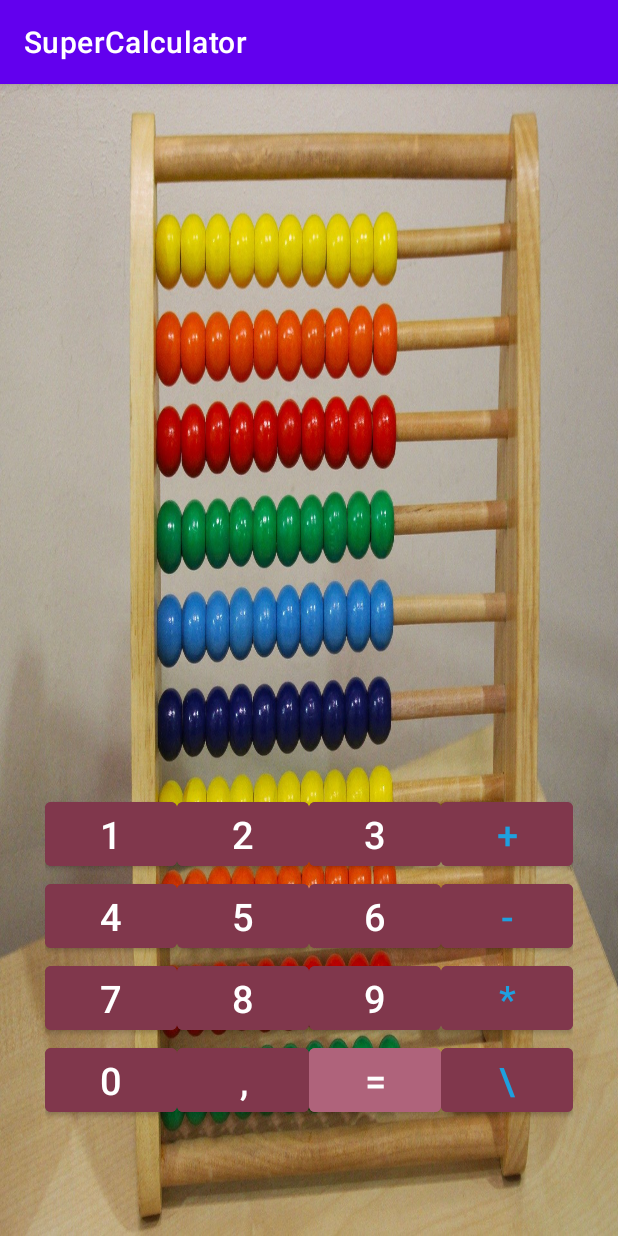
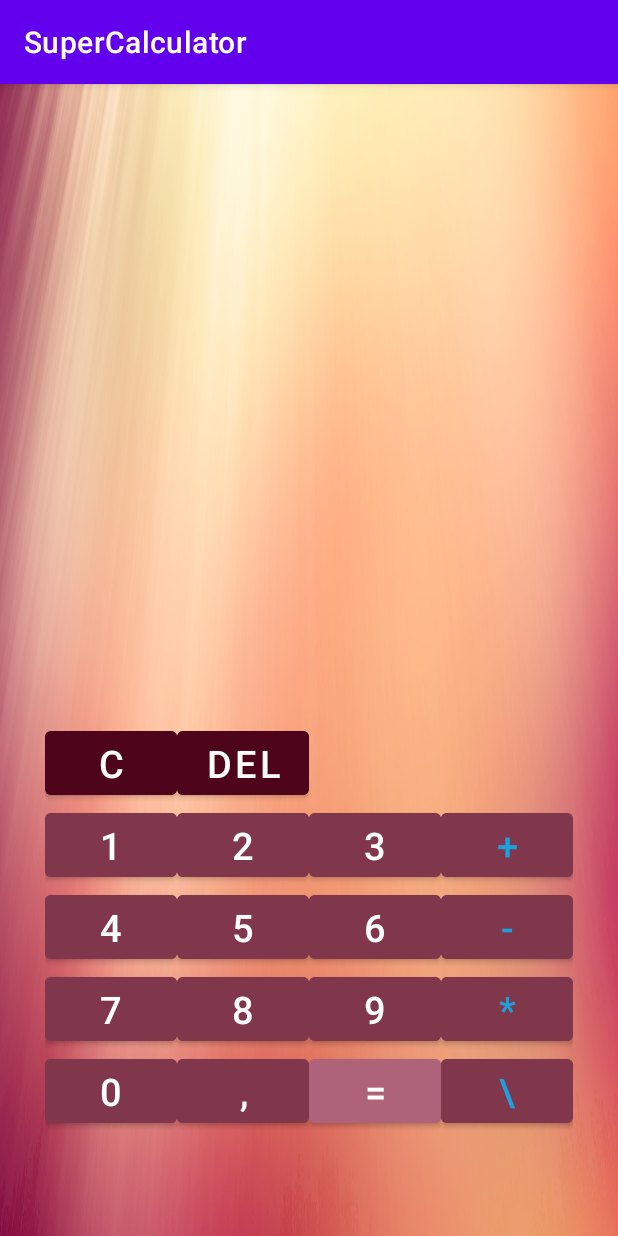
Before and after one commit to catrin-crypto/SuperCalculator, an Android app: the screen it shows after launch (MainActivity), on a phone screen of 412 x 824 dp. Run offline under Robolectric (Android 15) with nearby library versions, the phone set to English and light mode, and no system bars.

Commit message:
Improved Lesson 2

```diff
--- a/app/src/main/res/layout/activity_main.xml
+++ b/app/src/main/res/layout/activity_main.xml
@@ -4,11 +4,19 @@
     xmlns:tools="http://schemas.android.com/tools"
     android:layout_width="match_parent"
     android:layout_height="match_parent"
-    android:background="@drawable/abacus"
+    android:background="@drawable/multicolor"
     android:orientation="vertical"
     tools:context=".MainActivity">
 
-
+  <TextView
+      android:id="@+id/operationField"
+      android:layout_width="match_parent"
+      android:layout_height="wrap_content"
+      app:layout_constraintBottom_toTopOf="@id/include"
+      app:layout_constraintStart_toStartOf="parent"
+      app:layout_constraintEnd_toEndOf="parent"
+      android:textSize="@dimen/inputTextSize"
+      android:text=""/>
   <include
       android:id="@+id/include"
       layout="@layout/button_linear_layout"
--- a/app/src/main/res/layout/button_linear_layout.xml
+++ b/app/src/main/res/layout/button_linear_layout.xml
@@ -6,6 +6,27 @@
     android:layout_width="wrap_content"
     android:layout_height="wrap_content"
     android:orientation="vertical">
+    <LinearLayout
+        android:layout_width="wrap_content"
+        android:layout_height="wrap_content">
+
+        <Button
+            android:id="@+id/C_button"
+            android:layout_width="wrap_content"
+            android:layout_height="wrap_content"
+            android:backgroundTint="@color/button_color2"
+            android:text="@string/c"
+            android:textSize="@dimen/button_text_size" />
+
+        <Button
+            android:id="@+id/del_button"
+            android:layout_width="wrap_content"
+            android:layout_height="wrap_content"
+            android:text="@string/del"
+            android:textSize="@dimen/button_text_size"
+            android:backgroundTint="@color/button_color2"
+            />
+    </LinearLayout>
     <LinearLayout
         android:layout_width="wrap_content"
         android:layout_height="wrap_content">
@@ -101,9 +122,9 @@
             android:id="@+id/button8"
             android:layout_width="wrap_content"
             android:layout_height="wrap_content"
+            android:backgroundTint="@color/button_color"
             android:text="@string/_8"
-            android:textSize="@dimen/button_text_size"
-            android:backgroundTint="@color/button_color"/>
+            android:textSize="@dimen/button_text_size" />
 
         <Button
             android:id="@+id/button9"
--- a/app/src/main/res/values/colors.xml
+++ b/app/src/main/res/values/colors.xml
@@ -10,4 +10,5 @@
     <color name="button_color">#80374c</color>
     <color name="egual_sign">#AF637B</color>
     <color name="signs">#1EA0DF</color>
+    <color name="button_color2">#E84D041B</color>
 </resources>
--- a/app/src/main/res/values/dimens.xml
+++ b/app/src/main/res/values/dimens.xml
@@ -1,4 +1,5 @@
 <?xml version="1.0" encoding="utf-8"?>
 <resources>
     <dimen name="button_text_size">25sp</dimen>
+    <dimen name="inputTextSize">40sp</dimen>
 </resources>
--- a/app/src/main/res/values/strings.xml
+++ b/app/src/main/res/values/strings.xml
@@ -16,4 +16,6 @@
     <string name="plus">+</string>
     <string name="multiply">*</string>
     <string name="divide">\\</string>
+    <string name="c">C</string>
+    <string name="del">del</string>
 </resources>
```
Also changed, not shown: app/src/main/res/drawable/multicolor.jpg (added), 379 other files.
